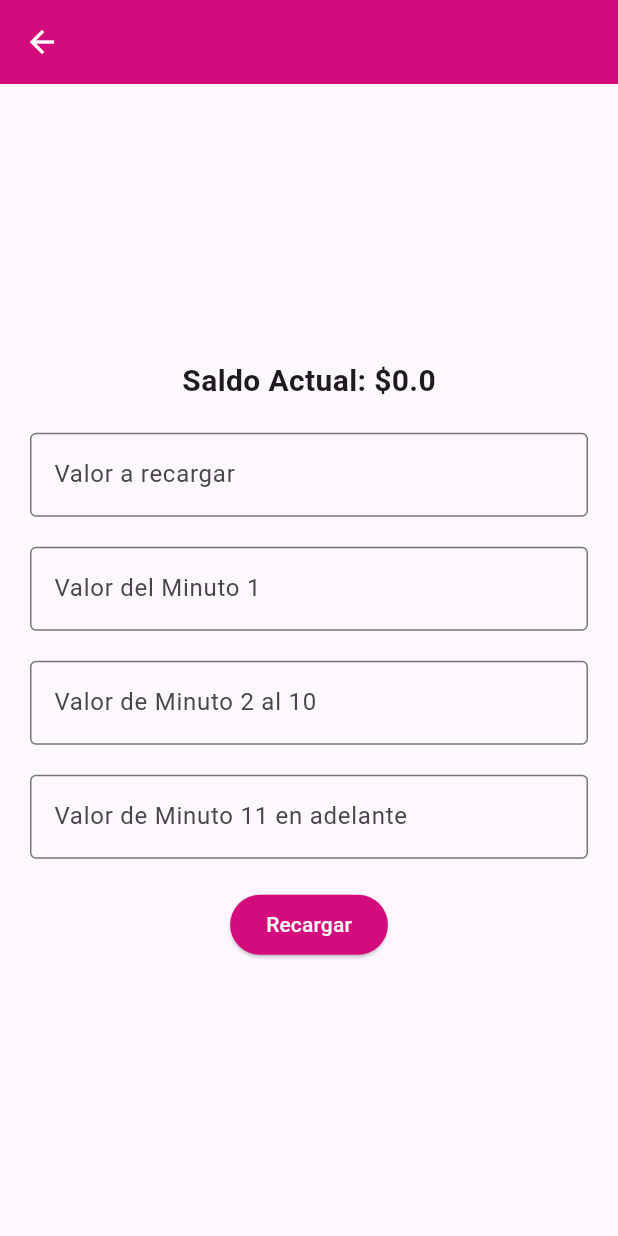
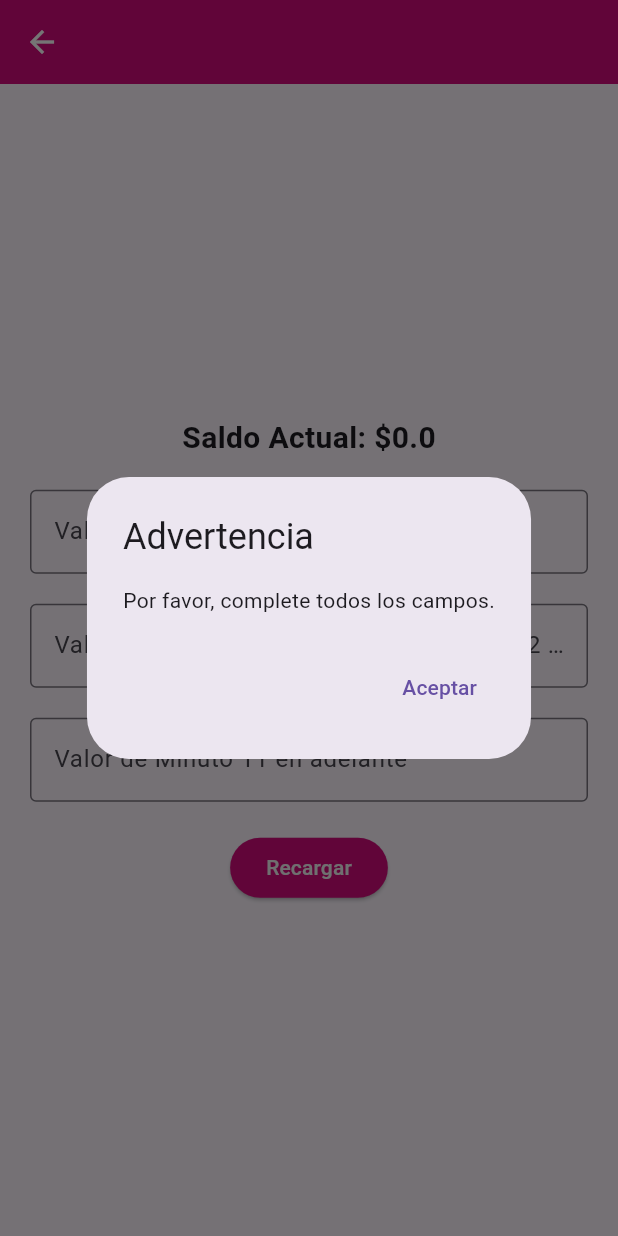
Before and after one commit to MANUEL025/Ejercicios_Flutter, a Flutter app: the Calculadora screen opened directly with empty values, after a tap on "Recargar", on a phone screen of 412 x 824 dp. Run offline on Flutter 3.47's test engine with Material 3 defaults, Android fonts, the phone set to English and light mode, and no system bars; network calls fail.

Commit message:
ok
finished

```diff
--- a/flutter_application_1/lib/calculadora.dart
+++ b/flutter_application_1/lib/calculadora.dart
@@ -30,34 +30,53 @@ class _CalculadoraState extends State<Calculadora> {
   void _recargar() {
     final double recarga = double.tryParse(_recargaController.text) ?? 0.0;
     final double? minuto1 = double.tryParse(_minuto1Controller.text);
+    final double? minuto2 = double.tryParse(_minuto2Controller.text);
+    final double? minuto11 = double.tryParse(_minuto11Controller.text);
+
+    // Validar que los campos no sean nulos
+    if (minuto1 == null || minuto2 == null || minuto11 == null) {
+      _mostrarAlerta("Por favor, complete todos los campos.");
+      return;
+    }
+
+    // Validar que minuto1 sea mayor que minuto2
+    if (minuto1 <= minuto2) {
+      _mostrarAlerta("El Valor del Minuto 1 debe ser mayor que el Valor de Minuto 2.");
+      return;
+    }
+
+    // Validar que minuto2 sea mayor que minuto11
+    if (minuto2 <= minuto11) {
+      _mostrarAlerta("El Valor de Minuto 2 debe ser mayor que el Valor de Minuto 11.");
+      return;
+    }
+
+    // Validar que minuto2 y minuto11 no sean mayores que minuto1
+    if (minuto2 > minuto1 || minuto11 > minuto1) {
+      _mostrarAlerta("Los valores de los minutos no pueden ser mayores que el Valor del Minuto 1.");
+      return;
+    }
 
     _saldo += recarga;
     _minutos = 0;
     _saldoInsuficiente = false;
 
-    if (minuto1 != null && _saldo < minuto1) {
+    if (_saldo < minuto1) {
       // Si el saldo después de la recarga es menor que el Valor del minuto 1
       setState(() {
         _saldoInsuficiente = true;
       });
     } else {
-      final double? minuto2 = double.tryParse(_minuto2Controller.text);
-      final double? minuto11 = double.tryParse(_minuto11Controller.text);
-
-      if (minuto1 == null || minuto2 == null || minuto11 == null) {
-        // Si alguno de los minutos no está definido, solo recargamos el saldo.
-        setState(() {});
-      } else {
       // Si todos los Valors de minutos están definidos, realizamos la operación.
-        _saldo -= minuto1!;
+      _saldo -= minuto1;
       _minutos = 1;
 
-        for (int i = 2; i <= 10 && _saldo >= minuto2!; i++) {
+      for (int i = 2; i <= 10 && _saldo >= minuto2; i++) {
         _saldo -= minuto2;
         _minutos++;
       }
 
-        while (_saldo >= minuto11!) {
+      while (_saldo >= minuto11) {
         _saldo -= minuto11;
         _minutos++;
       }
@@ -65,6 +84,25 @@ class _CalculadoraState extends State<Calculadora> {
       setState(() {});
     }
   }
+
+  void _mostrarAlerta(String mensaje) {
+    showDialog(
+      context: context,
+      builder: (context) {
+        return AlertDialog(
+          title: const Text('Advertencia'),
+          content: Text(mensaje),
+          actions: [
+            TextButton(
+              onPressed: () {
+                Navigator.of(context).pop();
+              },
+              child: const Text('Aceptar'),
+            ),
+          ],
+        );
+      },
+    );
   }
 
   @override
@@ -97,9 +135,15 @@ class _CalculadoraState extends State<Calculadora> {
           const SizedBox(height: 20),
           saldo(),
           const SizedBox(height: 20),
-          minuto1(),
-          const SizedBox(height: 20),
-          minuto2(),
+          // Usamos Row para organizar los campos de minutos
+          Row(
+            mainAxisAlignment: MainAxisAlignment.spaceEvenly,
+            children: [
+              Expanded(child: minuto1()),
+              const SizedBox(width: 10), // Espaciado entre los campos
+              Expanded(child: minuto2()),
+            ],
+          ),
           const SizedBox(height: 20),
           minuto11(),
           const SizedBox(height: 20),
```
Also changed, not shown: flutter_application_1/pubspec.lock, 1 other file. Lines whose indentation alone changed are shown as unchanged.
